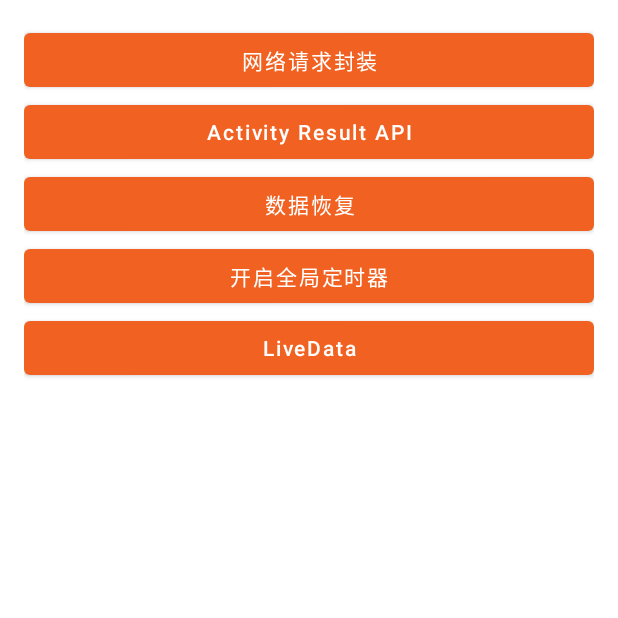
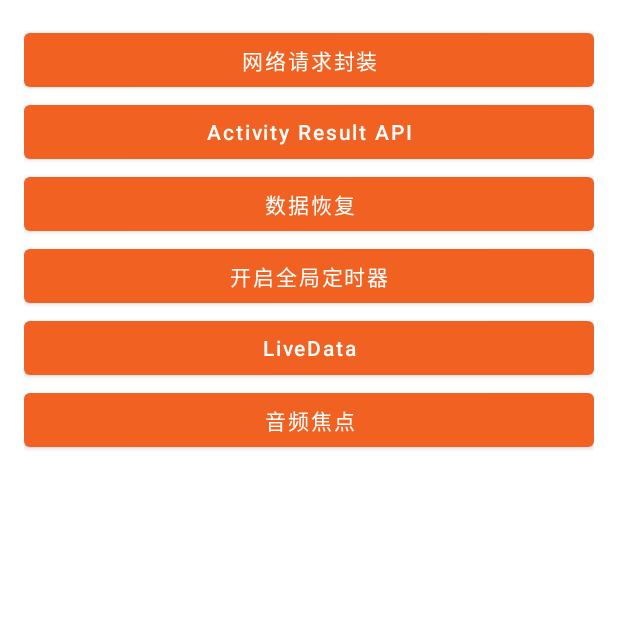
Before and after one commit to caoshen/AndroidAdvance, an Android app: the screen it shows after launch (FastMainActivity), on a phone screen of 412 x 824 dp, the top half of it. Run offline under Robolectric (Android 15) with nearby library versions, the phone set to English and light mode, and no system bars; libraries missing offline, so code that uses them is left out: by.kirich1409.viewbindingdelegate, com.jeremyliao.liveeventbus; 7 statements that could not run were skipped.

Commit message:
audio focus

```diff
--- a/jetpack/src/main/AndroidManifest.xml
+++ b/jetpack/src/main/AndroidManifest.xml
@@ -32,5 +32,6 @@
         <activity android:name=".ui.ApiActivity" />
         <activity android:name=".ui.NameActivity">
         </activity>
+        <activity android:name=".ui.AudioFocusActivity"/>
     </application>
 </manifest>
--- a/jetpack/src/main/java/io/github/caoshen/androidadvance/jetpack/ui/FastMainActivity.kt
+++ b/jetpack/src/main/java/io/github/caoshen/androidadvance/jetpack/ui/FastMainActivity.kt
@@ -64,6 +64,10 @@
         mBinding.btnLivedata.setOnClickListener {
             startActivity<NameActivity>()
         }
+
+        mBinding.btnAudioFocus.setOnClickListener {
+            startActivity<AudioFocusActivity>()
+        }
     }
 
 }
--- a/jetpack/src/main/res/layout/activity_fast_main.xml
+++ b/jetpack/src/main/res/layout/activity_fast_main.xml
@@ -49,4 +49,13 @@
         app:layout_constraintEnd_toEndOf="parent"
         app:layout_constraintStart_toStartOf="parent"
         app:layout_constraintTop_toBottomOf="@id/btn_start_timer" />
+
+    <Button
+        android:id="@+id/btn_audio_focus"
+        android:layout_width="match_parent"
+        android:layout_height="wrap_content"
+        android:text="@string/audio_focus"
+        app:layout_constraintEnd_toEndOf="parent"
+        app:layout_constraintStart_toStartOf="parent"
+        app:layout_constraintTop_toBottomOf="@id/btn_livedata" />
 </androidx.constraintlayout.widget.ConstraintLayout>
--- a/jetpack/src/main/res/values/strings.xml
+++ b/jetpack/src/main/res/values/strings.xml
@@ -25,4 +25,7 @@
     <string name="zero">0</string>
     <string name="plus_one">+1</string>
     <string name="livedata">LiveData</string>
+    <string name="focus_gain_a">FOCUS GAIN A</string>
+    <string name="focus_gain_b">FOCUS GAIN TRANSIENT B</string>
+    <string name="audio_focus">音频焦点</string>
 </resources>
```
Also changed, not shown: jetpack/src/main/java/io/github/caoshen/androidadvance/jetpack/ui/AudioFocusActivity.kt (+44 -39 lines), jetpack/src/main/res/layout/activity_audio_focus.xml (added, +25 -0 lines).
